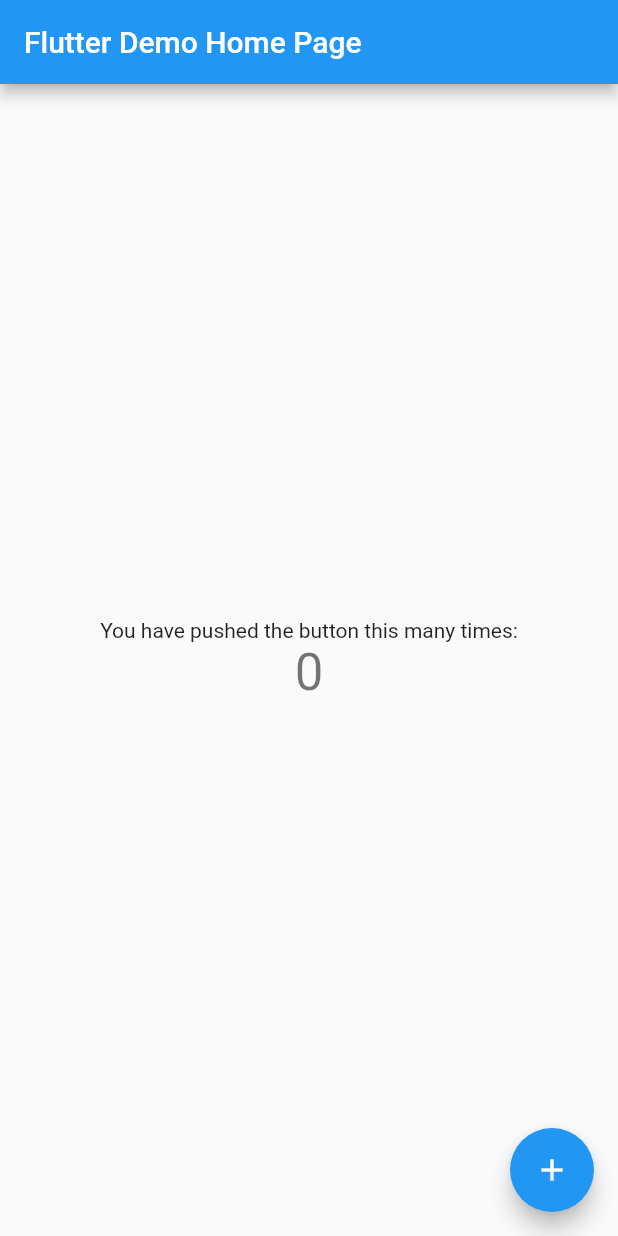
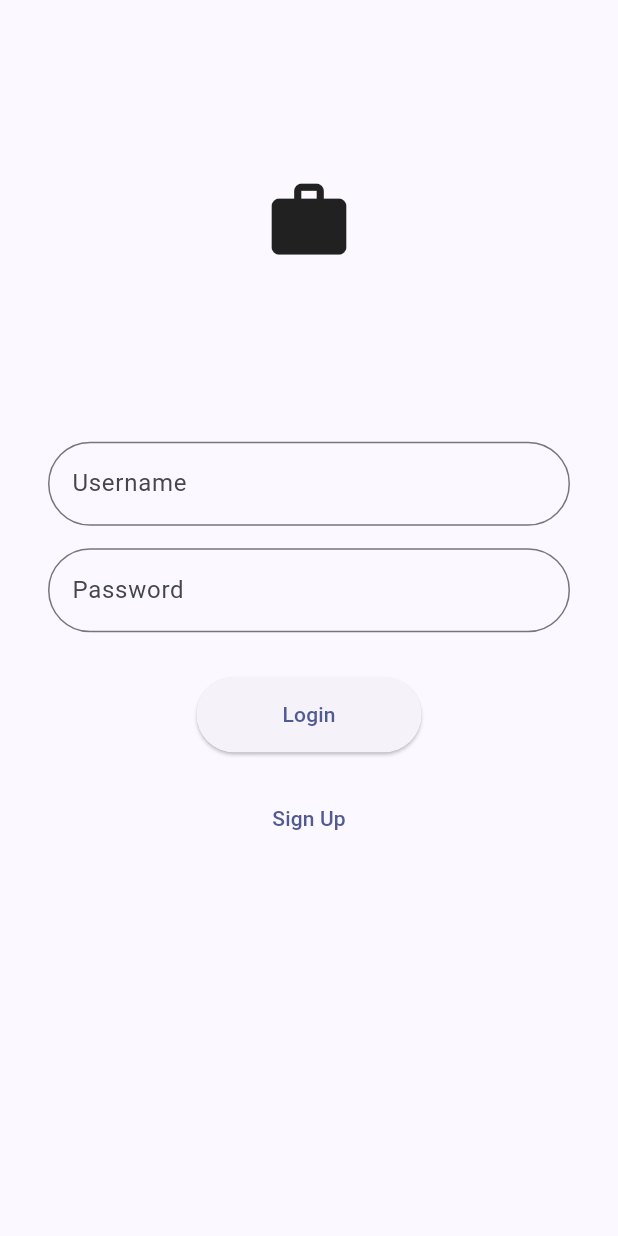
Before and after one commit to owaisali8/web-dev-project, a Flutter app: the screen it shows after launch, on a phone screen of 412 x 824 dp. Run offline on Flutter 3.47's test engine with Material 2 defaults, Android fonts, the light colour scheme and no system bars; our stand-ins replace localstorage.

Commit message:
UI of Login Sign Up & Home

```diff
--- /dev/null
+++ b/frontend/mobile-app/kaam_daam/lib/components/login_form.dart
@@ -0,0 +1,90 @@
+import 'package:flutter/material.dart';
+
+class LoginForm extends StatefulWidget {
+  const LoginForm({super.key});
+
+  @override
+  State<LoginForm> createState() => _LoginFormState();
+}
+
+class _LoginFormState extends State<LoginForm> {
+  final _formKey = GlobalKey<FormState>();
+
+  final username = TextEditingController();
+  final password = TextEditingController();
+
+  @override
+  Widget build(BuildContext context) {
+    return Form(
+        key: _formKey,
+        child: Column(
+          children: [
+            Padding(
+              padding: const EdgeInsets.symmetric(horizontal: 32.0),
+              child: TextFormField(
+                keyboardType: TextInputType.text,
+                controller: username,
+                decoration: const InputDecoration(
+                    border: OutlineInputBorder(
+                        borderRadius: BorderRadius.all(Radius.circular(40))),
+                    hintText: 'user',
+                    labelText: 'Username'),
+                validator: (value) {
+                  if (value == null || value.isEmpty) {
+                    return 'Please enter username';
+                  }
+
+                  return null;
+                },
+              ),
+            ),
+            const SizedBox(
+              height: 15,
+            ),
+            Padding(
+              padding: const EdgeInsets.symmetric(horizontal: 32.0),
+              child: TextFormField(
+                keyboardType: TextInputType.visiblePassword,
+                controller: password,
+                obscureText: true,
+                decoration: const InputDecoration(
+                    border: OutlineInputBorder(
+                        borderRadius: BorderRadius.all(Radius.circular(40))),
+                    hintText: '*******',
+                    labelText: 'Password'),
+                validator: (value) {
+                  if (value == null || value.isEmpty) {
+                    return 'Please enter password';
+                  }
+                  return null;
+                },
+              ),
+            ),
+            const SizedBox(
+              height: 30,
+            ),
+            SizedBox(
+                height: 50,
+                width: 150,
+                child: ElevatedButton(
+                    onPressed: () {
+                      if (_formKey.currentState!.validate()) {
+                        ScaffoldMessenger.of(context).showSnackBar(
+                          const SnackBar(content: Text('Logging In')),
+                        );
+                        Navigator.pushReplacementNamed(context, '/employee/home');
+                      }
+                    },
+                    child: const Text("Login"))),
+            const SizedBox(
+              height: 20,
+            ),
+            TextButton(
+                onPressed: () {
+                  Navigator.pushReplacementNamed(context, '/sign-up');
+                },
+                child: const Text("Sign Up"))
+          ],
+        ));
+  }
+}
--- /dev/null
+++ b/frontend/mobile-app/kaam_daam/lib/global/constants.dart
@@ -0,0 +1 @@
+const serverURL='http://localhost:3000';
--- /dev/null
+++ b/frontend/mobile-app/kaam_daam/lib/global/theme_data.dart
@@ -0,0 +1,21 @@
+import 'package:flutter/material.dart';
+
+final darkThemeData = ThemeData(
+    colorSchemeSeed: Colors.indigo,
+    appBarTheme: AppBarTheme(backgroundColor: Colors.indigo.shade300),
+    visualDensity: VisualDensity.standard,
+    useMaterial3: true,
+    scaffoldBackgroundColor: Colors.black,
+    backgroundColor: Colors.black,
+    textTheme: const TextTheme(
+        subtitle1: TextStyle(color: Colors.white),
+        bodyText1: TextStyle(color: Colors.white),
+        bodyText2: TextStyle(color: Colors.white)),
+    inputDecorationTheme: InputDecorationTheme(
+        enabledBorder: OutlineInputBorder(
+            borderSide: BorderSide(
+              color: Colors.indigo.shade300,
+            ),
+            borderRadius: const BorderRadius.all(Radius.circular(40))),
+        labelStyle: TextStyle(color: Colors.indigo[300])),
+    iconTheme: const IconThemeData(color: Colors.white));
--- a/frontend/mobile-app/kaam_daam/lib/main.dart
+++ b/frontend/mobile-app/kaam_daam/lib/main.dart
@@ -1,115 +1,42 @@
 import 'package:flutter/material.dart';
+import 'package:kaam_daam/global/theme_data.dart';
+import 'package:kaam_daam/views/employee_home.dart';
+import 'package:kaam_daam/views/login.dart';
+import 'package:kaam_daam/views/sign_up.dart';
+import 'package:localstorage/localstorage.dart';
 
 void main() {
-  runApp(const MyApp());
+  runApp(MyApp());
 }
 
 class MyApp extends StatelessWidget {
-  const MyApp({super.key});
+  MyApp({super.key});
+  final LocalStorage storage = LocalStorage('kaam_daam');
 
   // This widget is the root of your application.
   @override
   Widget build(BuildContext context) {
+    final accessToken = storage.getItem('accessToken');
+
     return MaterialApp(
-      title: 'Flutter Demo',
+      title: 'Kaam Daam',
+      debugShowCheckedModeBanner: true,
+      color: Colors.black,
+      initialRoute: '/',
+      routes: {
+        '/': (context) =>
+            accessToken == null ? const Login() : const EmployeeHome(),
+        '/login': (context) => const Login(),
+        '/sign-up': (context) => const SignUp(),
+        '/employee/home': (context) => const EmployeeHome()
+      },
+      themeMode: ThemeMode.system,
       theme: ThemeData(
-        // This is the theme of your application.
-        //
-        // Try running your application with "flutter run". You'll see the
-        // application has a blue toolbar. Then, without quitting the app, try
-        // changing the primarySwatch below to Colors.green and then invoke
-        // "hot reload" (press "r" in the console where you ran "flutter run",
-        // or simply save your changes to "hot reload" in a Flutter IDE).
-        // Notice that the counter didn't reset back to zero; the application
-        // is not restarted.
-        primarySwatch: Colors.blue,
+        colorSchemeSeed: Colors.indigo,
+        visualDensity: VisualDensity.standard,
+        useMaterial3: true,
       ),
-      home: const MyHomePage(title: 'Flutter Demo Home Page'),
+      darkTheme: darkThemeData,
     );
   }
 }
-
-class MyHomePage extends StatefulWidget {
-  const MyHomePage({super.key, required this.title});
-
-  // This widget is the home page of your application. It is stateful, meaning
-  // that it has a State object (defined below) that contains fields that affect
-  // how it looks.
-
-  // This class is the configuration for the state. It holds the values (in this
-  // case the title) provided by the parent (in this case the App widget) and
-  // used by the build method of the State. Fields in a Widget subclass are
-  // always marked "final".
-
-  final String title;
-
-  @override
-  State<MyHomePage> createState() => _MyHomePageState();
-}
-
-class _MyHomePageState extends State<MyHomePage> {
-  int _counter = 0;
-
-  void _incrementCounter() {
-    setState(() {
-      // This call to setState tells the Flutter framework that something has
-      // changed in this State, which causes it to rerun the build method below
-      // so that the display can reflect the updated values. If we changed
-      // _counter without calling setState(), then the build method would not be
-      // called again, and so nothing would appear to happen.
-      _counter++;
-    });
-  }
-
-  @override
-  Widget build(BuildContext context) {
-    // This method is rerun every time setState is called, for instance as done
-    // by the _incrementCounter method above.
-    //
-    // The Flutter framework has been optimized to make rerunning build methods
-    // fast, so that you can just rebuild anything that needs updating rather
-    // than having to individually change instances of widgets.
-    return Scaffold(
-      appBar: AppBar(
-        // Here we take the value from the MyHomePage object that was created by
-        // the App.build method, and use it to set our appbar title.
-        title: Text(widget.title),
-      ),
-      body: Center(
-        // Center is a layout widget. It takes a single child and positions it
-        // in the middle of the parent.
-        child: Column(
-          // Column is also a layout widget. It takes a list of children and
-          // arranges them vertically. By default, it sizes itself to fit its
-          // children horizontally, and tries to be as tall as its parent.
-          //
-          // Invoke "debug painting" (press "p" in the console, choose the
-          // "Toggle Debug Paint" action from the Flutter Inspector in Android
-          // Studio, or the "Toggle Debug Paint" command in Visual Studio Code)
-          // to see the wireframe for each widget.
-          //
-          // Column has various properties to control how it sizes itself and
-          // how it positions its children. Here we use mainAxisAlignment to
-          // center the children vertically; the main axis here is the vertical
-          // axis because Columns are vertical (the cross axis would be
-          // horizontal).
-          mainAxisAlignment: MainAxisAlignment.center,
-          children: <Widget>[
-            const Text(
-              'You have pushed the button this many times:',
-            ),
-            Text(
-              '$_counter',
-              style: Theme.of(context).textTheme.headline4,
-            ),
-          ],
-        ),
-      ),
-      floatingActionButton: FloatingActionButton(
-        onPressed: _incrementCounter,
-        tooltip: 'Increment',
-        child: const Icon(Icons.add),
-      ), // This trailing comma makes auto-formatting nicer for build methods.
-    );
-  }
-}
--- /dev/null
+++ b/frontend/mobile-app/kaam_daam/lib/validators/email_validator.dart
@@ -0,0 +1,5 @@
+bool isValidEmail(email) {
+  return RegExp(
+          r'^(([^<>()[\]\\.,;:\s@\"]+(\.[^<>()[\]\\.,;:\s@\"]+)*)|(\".+\"))@((\[[0-9]{1,3}\.[0-9]{1,3}\.[0-9]{1,3}\.[0-9]{1,3}\])|(([a-zA-Z\-0-9]+\.)+[a-zA-Z]{2,}))$')
+      .hasMatch(email);
+}
--- /dev/null
+++ b/frontend/mobile-app/kaam_daam/lib/views/login.dart
@@ -0,0 +1,22 @@
+import 'package:flutter/material.dart';
+import 'package:kaam_daam/components/login_form.dart';
+
+class Login extends StatelessWidget {
+  const Login({super.key});
+
+  @override
+  Widget build(BuildContext context) {
+    return SafeArea(
+      child: Scaffold(
+          body: Column(
+        mainAxisAlignment: MainAxisAlignment.spaceEvenly,
+
+        children: [
+          Row(children: const [Spacer(), Icon(Icons.work, size: 60), Spacer()]),
+          const LoginForm(),
+          const SizedBox(height: 20,)
+        ],
+      )),
+    );
+  }
+}
--- a/frontend/mobile-app/kaam_daam/pubspec.yaml
+++ b/frontend/mobile-app/kaam_daam/pubspec.yaml
@@ -1,5 +1,5 @@
 name: kaam_daam
-description: A new Flutter project.
+description: A service provider app.
 
 # The following line prevents the package from being accidentally published to
 # pub.dev using `flutter pub publish`. This is preferred for private packages.
@@ -36,6 +36,7 @@
   # The following adds the Cupertino Icons font to your application.
   # Use with the CupertinoIcons class for iOS style icons.
   cupertino_icons: ^1.0.2
+  localstorage: ^4.0.1+2
 
 dev_dependencies:
   flutter_test:
```
Also changed, not shown: frontend/mobile-app/kaam_daam/lib/components/sign_up_form.dart (added, +140 -0 lines), frontend/mobile-app/kaam_daam/lib/views/employee_home.dart (added, +48 -0 lines), frontend/mobile-app/kaam_daam/lib/views/sign_up.dart (added, +33 -0 lines), frontend/mobile-app/kaam_daam/pubspec.lock, 2 other files.
